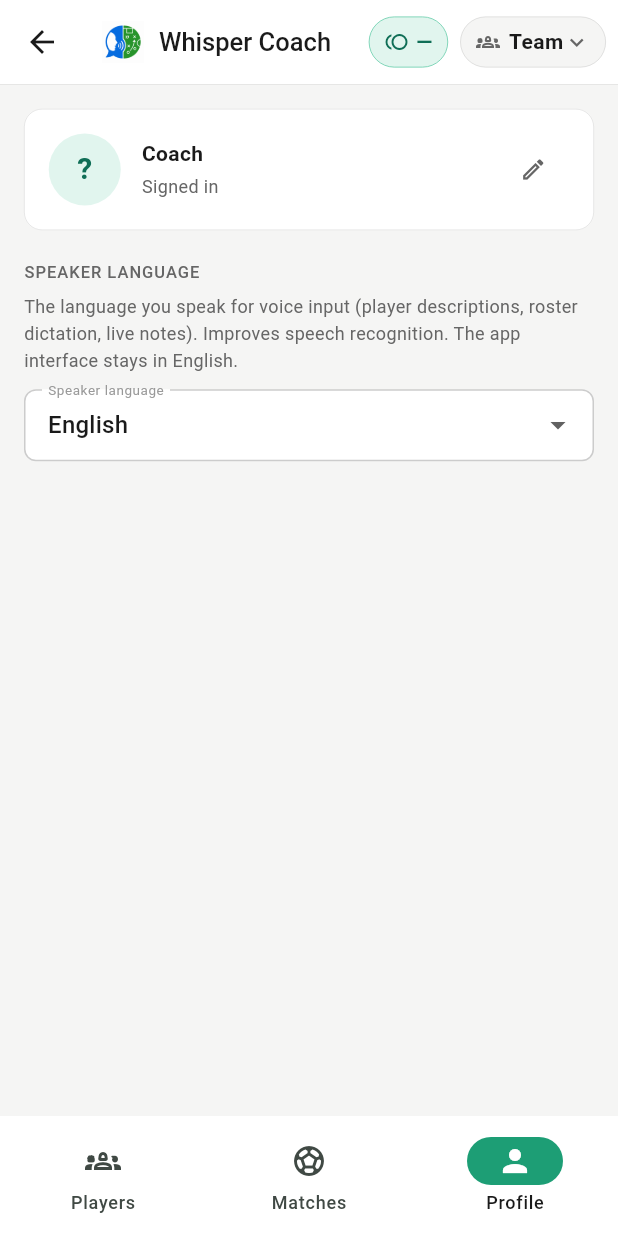
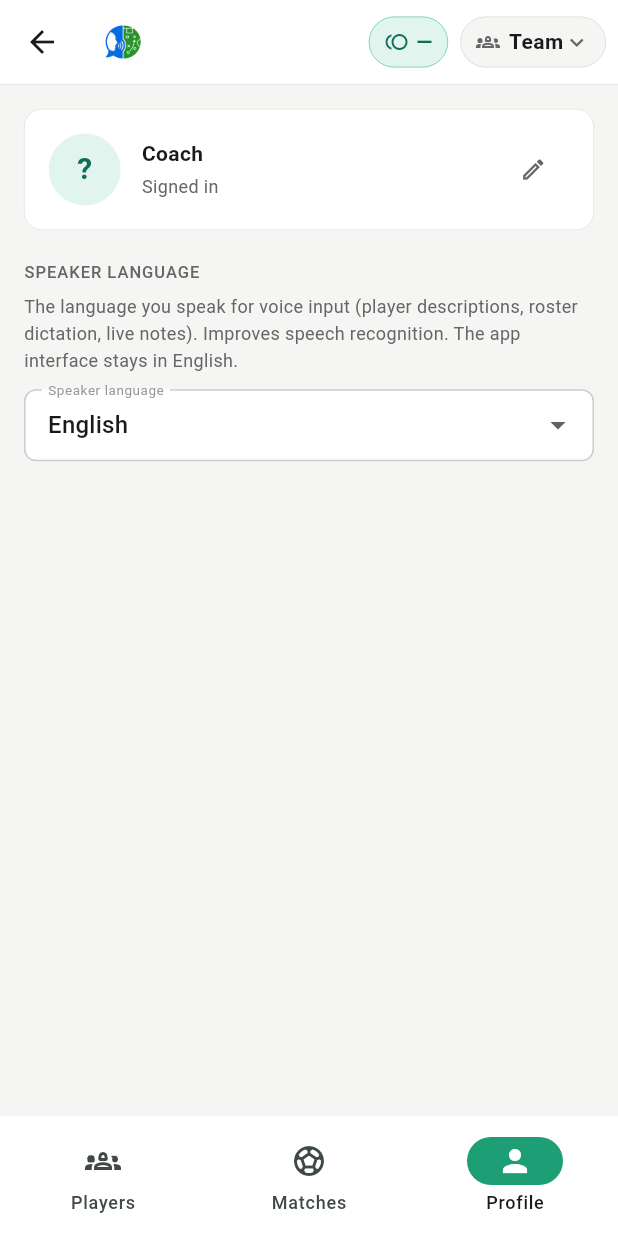
Before and after one commit to janewu77/whisper_coach, a Flutter app: the HomeShell screen opened directly, item 3 of the bottom bar chosen, on a phone screen of 412 x 824 dp. Run offline on Flutter 3.47's test engine with Material 3 defaults, Android fonts, the phone set to English and light mode, and no system bars; our stand-ins replace dio, image_picker, shared_preferences; missing offline and left inert: auth0_flutter, record; accounts and stored records are empty; network calls fail; project files that could hold a hidden picture were left out.

Commit message:
Remove "Whisper Coach" title from the app bar (logo only)
Co-Authored-By: Claude Opus 4.8 <noreply@anthropic.com>

```diff
--- a/frontend/lib/screens/home_shell.dart
+++ b/frontend/lib/screens/home_shell.dart
@@ -98,17 +98,10 @@ class _HomeShellState extends State<HomeShell> {
         return Scaffold(
           appBar: AppBar(
             titleSpacing: 12,
-            title: Row(
-              mainAxisSize: MainAxisSize.min,
-              children: [
-                Image.asset(
-                  'assets/images/whisper_coach_logo.png',
-                  width: 28,
-                  height: 28,
-                ),
-                const SizedBox(width: 10),
-                const Text('Whisper Coach'),
-              ],
+            title: Image.asset(
+              'assets/images/whisper_coach_logo.png',
+              width: 28,
+              height: 28,
             ),
             actions: [
               const _CreditsChip(),
```
Also changed, not shown: 5 other files.
